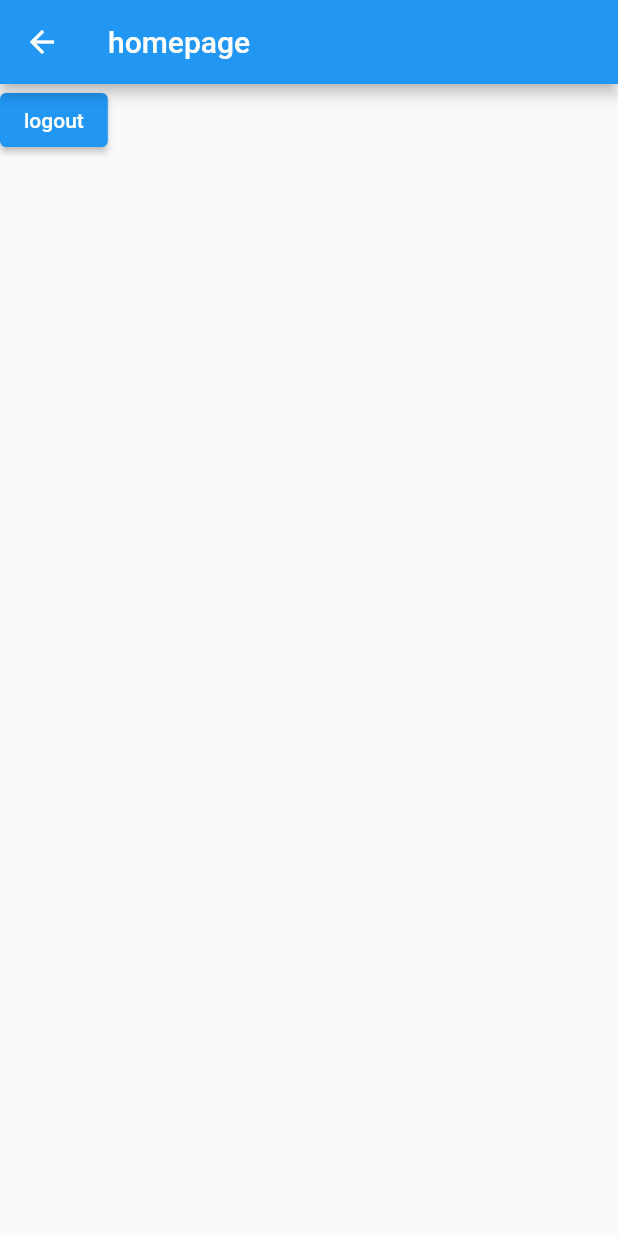
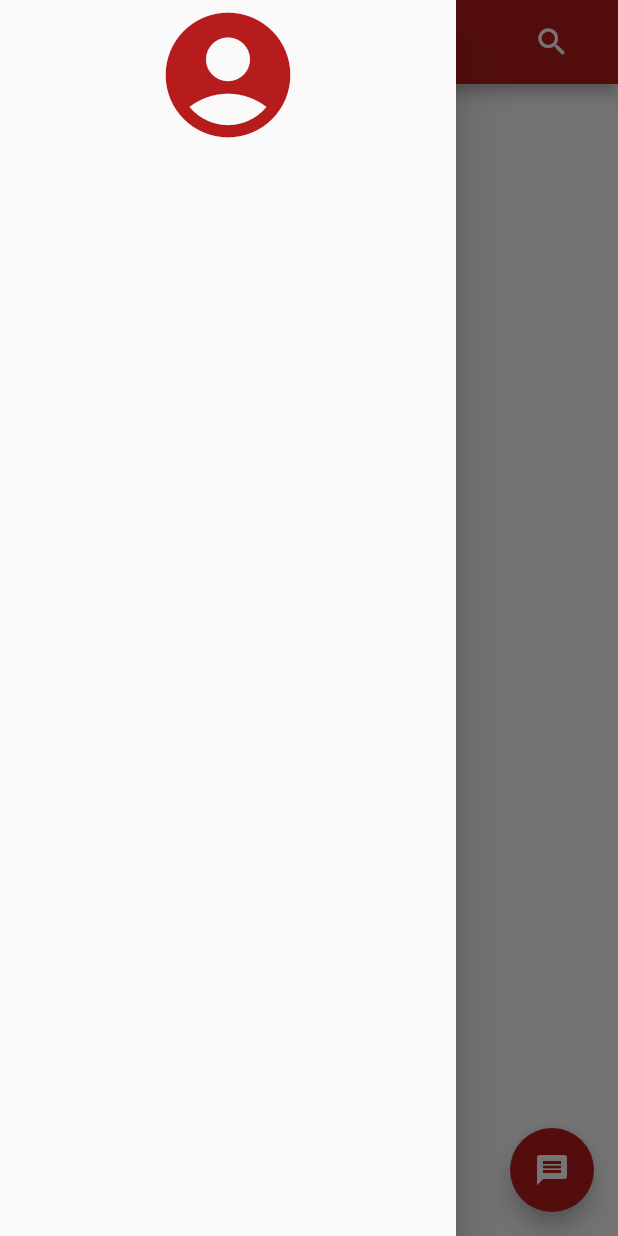
Before and after one commit to irfan-vural/ChatApp, a Flutter app: the HomePage screen opened directly, with the side drawer open (before the commit the screen has no drawer), on a phone screen of 412 x 824 dp. Run offline on Flutter 3.47's test engine with Material 2 defaults, Android fonts, the phone set to English and light mode, and no system bars; our stand-ins replace cloud_firestore, firebase_auth, firebase_core, shared_preferences; accounts and stored records are empty.

Commit message:
home page added

```diff
--- a/lib/pages/home_page.dart
+++ b/lib/pages/home_page.dart
@@ -1,7 +1,12 @@
+import 'package:comrades/helper/helper_functions.dart';
+import 'package:comrades/pages/search_page.dart';
 import 'package:comrades/widget/widgets.dart';
+import 'package:firebase_auth/firebase_auth.dart';
 import 'package:flutter/material.dart';
+import 'package:flutter/services.dart';
 
 import '../service/auth_service.dart';
+import '../service/database_service.dart';
 import 'login_page.dart';
 
 class HomePage extends StatefulWidget {
@@ -13,17 +18,104 @@ class HomePage extends StatefulWidget {
 
 class _HomePageState extends State<HomePage> {
   @override
+  String userName = "";
+  String email = "";
+  AuthService authService = AuthService();
+  Stream? groups;
+  bool _isLoading = false;
+  String groupName = "";
+
+  @override
+  void initState() {
+    // TODO: implement initState
+    super.initState();
+    gettingUserData();
+  }
+
   Widget build(BuildContext context) {
-    return Scaffold(
-      appBar: AppBar(
-        title: Text('homepage'),
-      ),
-      body: ElevatedButton(
-          onPressed: () {
-            AuthService().signOut();
-            nextScreen(context, LoginPage());
-          },
-          child: Text('logout')),
+    return WillPopScope(
+      onWillPop: () async => _backButtonPressed(context),
+      child: Scaffold(
+          appBar: AppBar(
+            actions: [
+              IconButton(
+                  onPressed: () {
+                    nextScreen(context, SearchPage());
+                  },
+                  icon: Icon(
+                    Icons.search,
+                    color: Colors.white,
+                  )),
+              SizedBox(width: 20),
+            ],
+            backgroundColor: Theme.of(context).primaryColor,
+            title: Text('Comrades'),
+          ),
+          drawer: Drawer(
+            child: ListView(
+              children: [
+                Icon(
+                  Icons.account_circle,
+                  size: 100,
+                  color: Theme.of(context).primaryColor,
+                ),
+                SizedBox(height: 20),
+                Text(
+                  userName,
+                  textAlign: TextAlign.center,
+                  style: TextStyle(
+                    color: Colors.amber,
+                    fontSize: 20,
+                    fontWeight: FontWeight.bold,
+                  ),
+                ),
+              ],
+            ),
+          ),
+          floatingActionButton: FloatingActionButton(
+            backgroundColor: Theme.of(context).primaryColor,
+            onPressed: () {},
+            child: Icon(Icons.message),
+          )),
     );
   }
+
+  Future<bool> _backButtonPressed(BuildContext context) async {
+    bool exitApp = await showDialog(
+        context: context,
+        builder: (context) {
+          return AlertDialog(
+            title: Text('Do you want to exit the app?'),
+            actions: [
+              TextButton(
+                  onPressed: () => nextScreen(context, HomePage()),
+                  child: Text('No')),
+              TextButton(
+                  onPressed: () => SystemNavigator.pop(), child: Text('Yes')),
+            ],
+          );
+        });
+    throw UnimplementedError();
+  }
+
+  gettingUserData() async {
+    await HelperFunctions.getUserEmailFromSF().then((value) {
+      setState(() {
+        email = value!;
+      });
+    });
+    await HelperFunctions.getUserNameFromSF().then((val) {
+      setState(() {
+        userName = val!;
+      });
+    });
+    // getting the list of snapshots in our stream
+    await DatabaseService(uid: FirebaseAuth.instance.currentUser!.uid)
+        .getUserGroups()
+        .then((snapshot) {
+      setState(() {
+        groups = snapshot;
+      });
+    });
+  }
 }
--- a/lib/pages/register_page.dart
+++ b/lib/pages/register_page.dart
@@ -175,6 +175,7 @@ class _RegisterPageState extends State<RegisterPage> {
           await HelperFunctions.saveUserLoggedInStatus(true);
           await HelperFunctions.saveUserEmailSF(email);
           await HelperFunctions.saveUserNameSF(fullName);
+          showSnackbar(context, Colors.green, "succesflly registered");
           nextScreen(context, const LoginPage());
         } else {
           showSnackbar(context, Colors.red, value);
--- a/lib/service/database_service.dart
+++ b/lib/service/database_service.dart
@@ -25,4 +25,8 @@ class DatabaseService {
         await userCollection.where("email", isEqualTo: email).get();
     return snapshot;
   }
+
+  Future getUserGroups() async {
+    return userCollection.doc(uid).snapshots();
+  }
 }
```
Also changed, not shown: lib/pages/login_page.dart (+25 -8 lines), lib/pages/search_page.dart (added, +33 -0 lines).
